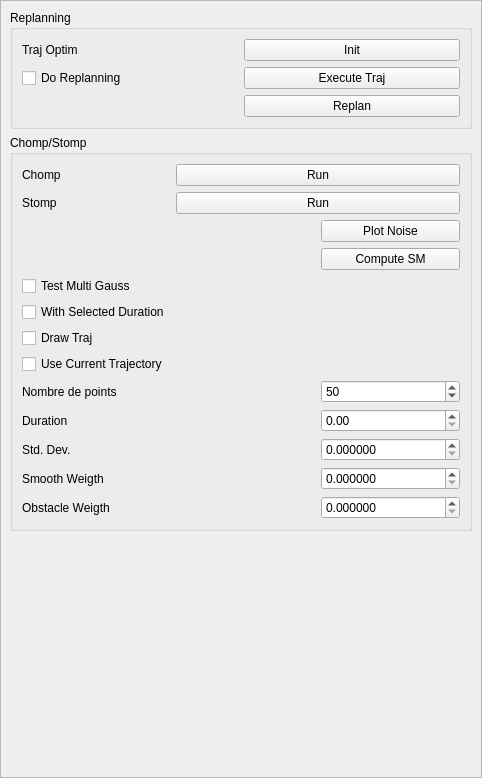
First picture: the form in src/move3d-qt-gui-libs/src/qtMainInterface/sideWidgets/qtReplanning.ui, repository jmainpri/move3d-studio, before the edit.
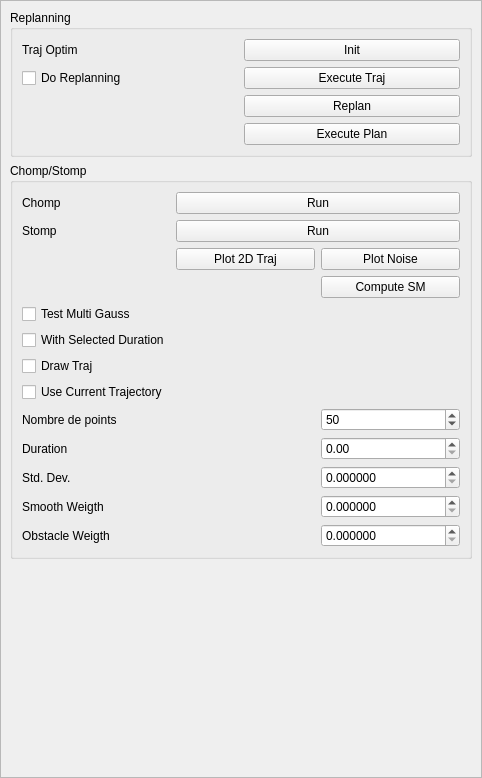
Second picture: the form after the edit.

```diff
--- a/src/move3d-qt-gui-libs/src/qtMainInterface/sideWidgets/qtReplanning.ui
+++ b/src/move3d-qt-gui-libs/src/qtMainInterface/sideWidgets/qtReplanning.ui
@@ -85,6 +85,13 @@
             </property>
            </widget>
           </item>
+          <item row="3" column="1">
+           <widget class="QPushButton" name="pushButtonExecutePlan">
+            <property name="text">
+             <string>Execute Plan</string>
+            </property>
+           </widget>
+          </item>
          </layout>
         </widget>
        </item>
@@ -248,6 +255,13 @@
             </property>
            </widget>
           </item>
+          <item row="2" column="1">
+           <widget class="QPushButton" name="pushButtonPlotTraj">
+            <property name="text">
+             <string>Plot 2D Traj</string>
+            </property>
+           </widget>
+          </item>
          </layout>
         </widget>
        </item>
```
